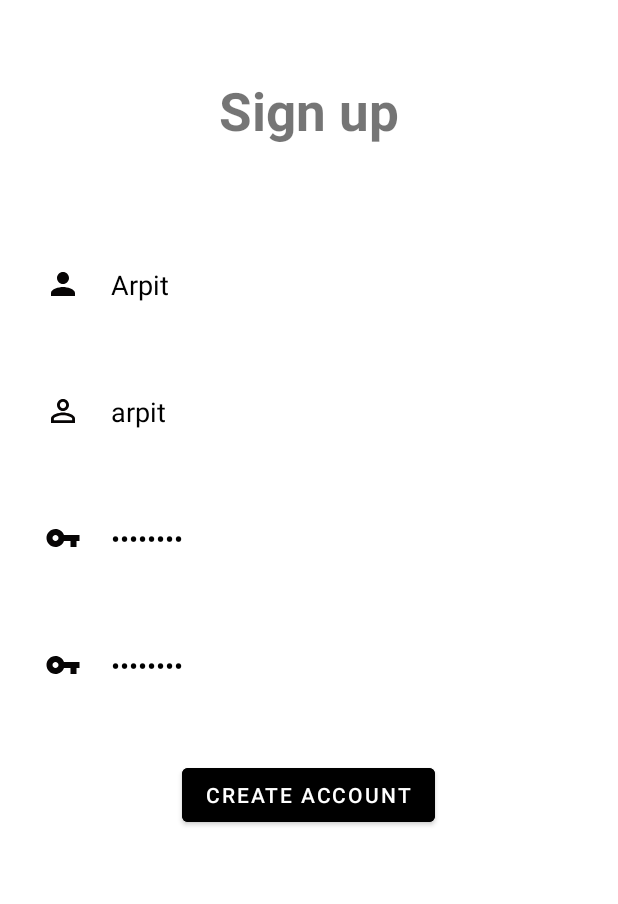
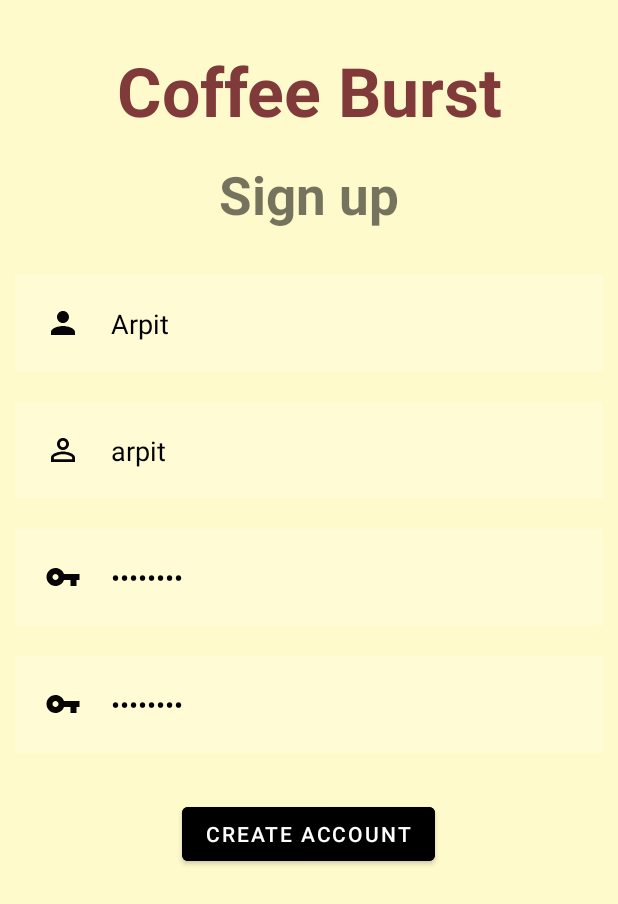
Before and after one commit to arpitmohanani/CoffeeBurst, an Android app: the SignUpPage screen opened directly, with no data from a screen before it, on a phone screen of 412 x 824 dp. Shown: the top 904 px of the screen. Run offline under Robolectric (Android 15) with nearby library versions, the light colour scheme and no system bars; our stand-ins replace Room's generated code.

Commit message:
"UI changes in SignInPage and SignUpPage. Fixed bug of user name not visible on DisplayStores activity"

```diff
--- a/app/src/main/res/layout/activity_sign_up.xml
+++ b/app/src/main/res/layout/activity_sign_up.xml
@@ -4,33 +4,49 @@
     xmlns:tools="http://schemas.android.com/tools"
     android:layout_width="match_parent"
     android:layout_height="match_parent"
+    android:background="#FFFACB"
     tools:context=".activities.SignUpPage">
+
+    <TextView
+        android:id="@+id/coffeeBurst"
+        android:layout_width="match_parent"
+        android:layout_height="wrap_content"
+        android:layout_marginStart="50dp"
+        android:layout_marginTop="30dp"
+        android:layout_marginEnd="50dp"
+        android:layout_marginBottom="5dp"
+        android:gravity="center"
+        android:text="Coffee Burst"
+        android:textColor="#803A3A"
+        android:textSize="45sp"
+        android:textStyle="bold" />
 
     <TextView
         android:id="@+id/signUp"
         android:layout_width="match_parent"
         android:layout_height="wrap_content"
         android:layout_marginStart="50dp"
-        android:layout_marginTop="50dp"
+        android:layout_marginTop="10dp"
         android:layout_marginEnd="50dp"
-        android:layout_marginBottom="50dp"
+        android:layout_marginBottom="20dp"
+        android:layout_below="@+id/coffeeBurst"
         android:gravity="center"
         android:text="Sign up"
         android:textSize="35dp"
         android:textStyle="bold" />
 
     <EditText
+        android:id="@+id/fullName"
         android:layout_width="match_parent"
         android:layout_height="wrap_content"
-        android:id="@+id/fullName"
         android:layout_below="@+id/signUp"
-        android:hint="Full Name"
-        android:textColor="@color/black"
         android:layout_margin="10dp"
-        android:padding="20dp"
         android:background="#30ffffff"
         android:drawableLeft="@drawable/ic_baseline_person_24"
-        android:drawablePadding="20dp"/>
+        android:drawablePadding="20dp"
+        android:hint="Full Name"
+        android:padding="20dp"
+        android:textColor="@color/black" />
 
     <EditText
         android:id="@+id/editTextUserName"
@@ -61,23 +77,23 @@
         android:drawableLeft="@drawable/ic_baseline_password_24"
         android:drawablePadding="20dp"
         android:hint="Password"
+        android:inputType="textPassword"
         android:padding="20dp"
-        android:inputType="textPassword"
         android:textColor="@color/black" />
 
     <EditText
+        android:id="@+id/confirmPassword"
         android:layout_width="match_parent"
         android:layout_height="wrap_content"
-        android:id="@+id/confirmPassword"
         android:layout_below="@+id/newPassword"
+        android:layout_margin="10dp"
+        android:background="#30ffffff"
+        android:drawableLeft="@drawable/ic_baseline_password_24"
+        android:drawablePadding="20dp"
         android:hint="Confirm Password"
-        android:textColor="@color/black"
-        android:layout_margin="10dp"
+        android:inputType="textPassword"
         android:padding="20dp"
-        android:background="#30ffffff"
-        android:inputType="textPassword"
-        android:drawableLeft="@drawable/ic_baseline_password_24"
-        android:drawablePadding="20dp"/>
+        android:textColor="@color/black" />
 
     <com.google.android.material.button.MaterialButton
         android:id="@+id/btnCreateAccount"
```
Also changed, not shown: app/src/main/java/com/example/rocketfuel/activities/DisplayStores.java (+22 -15 lines), app/src/main/java/com/example/rocketfuel/activities/SignInPage.java (+17 -2 lines), app/src/main/res/layout/activity_display_stores.xml (+65 -9 lines), app/src/main/res/layout/activity_signin.xml (+22 -6 lines).
